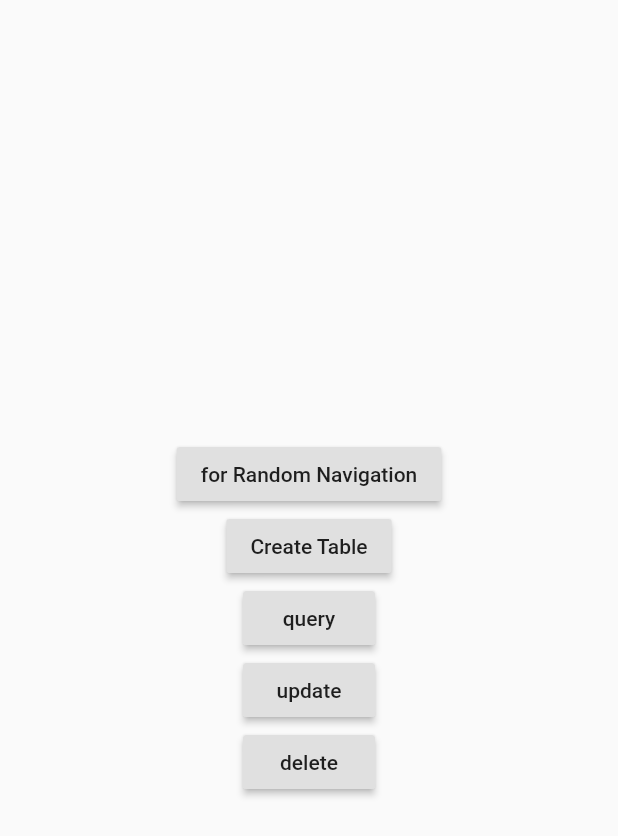
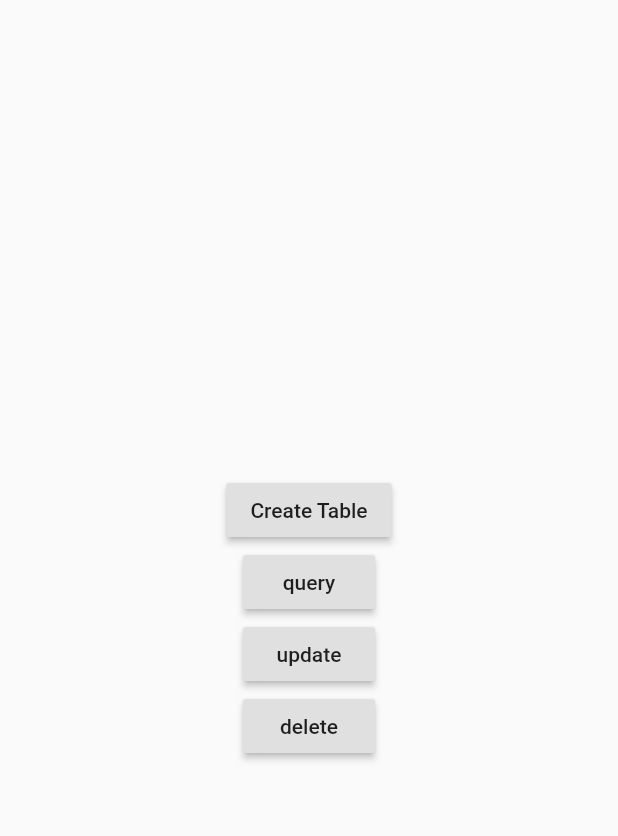
Before and after one commit to MuhammadSaad420/day4learning, a Flutter app: the screen it shows after launch, on a phone screen of 412 x 824 dp. Shown: the top 836 px of the screen. Run offline on Flutter 3.47's test engine with Material 2 defaults, Android fonts, the phone set to English and light mode, and no system bars; our stand-ins replace sqflite; accounts and stored records are empty.

Commit message:
removed some irrelevent stuff

```diff
--- a/lib/routes/home_page.dart
+++ b/lib/routes/home_page.dart
@@ -16,27 +16,22 @@ class HomePage extends StatelessWidget {
           builder: (context) => AlertDialog(
               title: Text('Are you sure you want to quit?'),
               actions: <Widget>[
+                // ignore: deprecated_member_use
                 RaisedButton(
                     child: Text('sign out'),
                     onPressed: () => Navigator.of(context).pop(true)),
+                // ignore: deprecated_member_use
                 RaisedButton(
                     child: Text('cancel'),
                     onPressed: () => Navigator.of(context).pop(false)),
-                    ])),
+              ]),
+        ),
         child: Container(
           child: Center(
 // ignore: deprecated_member_use
             child: Column(
               mainAxisAlignment: MainAxisAlignment.center,
               children: [
-                // ignore: deprecated_member_use
-                RaisedButton(
-                  onPressed: () {
-                    Navigator.of(context)?.pushNamed(RouteGenerator.randomPage);
-                  },
-                  child: const Text("for Random Navigation"),
-                ),
-
                 // ignore: deprecated_member_use
                 RaisedButton(
                   onPressed: () {
```
Lines whose indentation alone changed are shown as unchanged.
